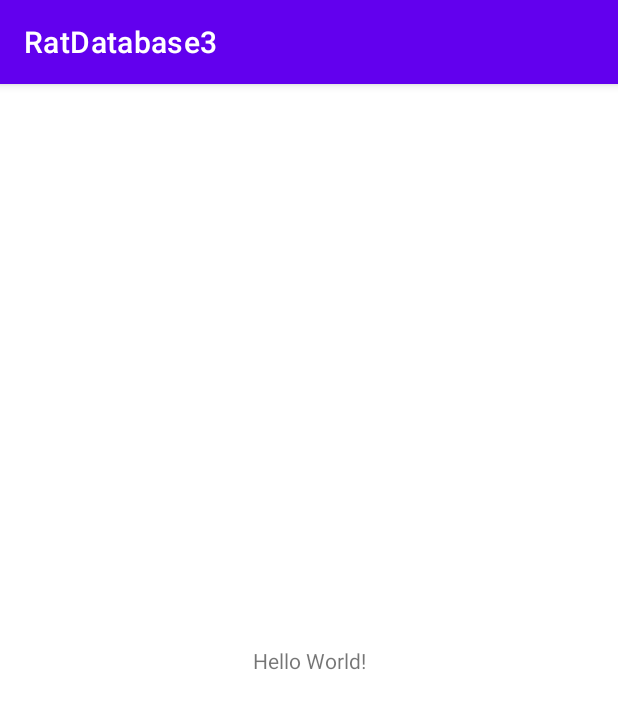
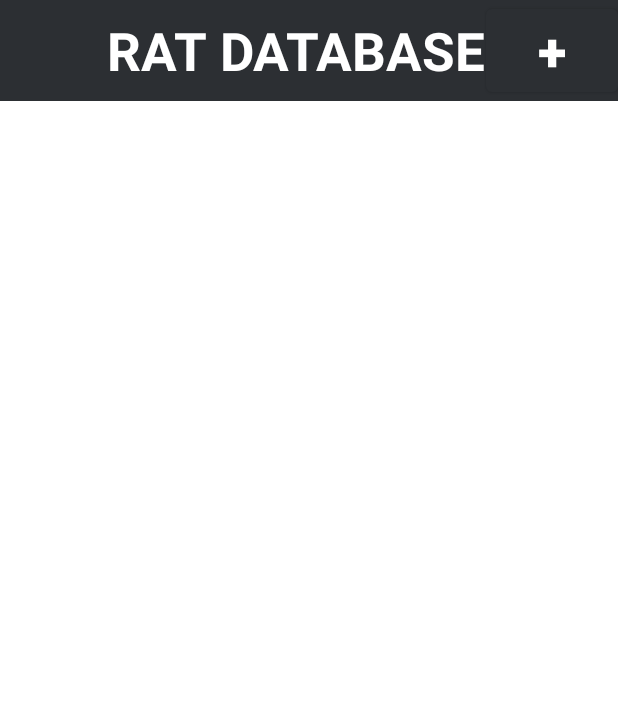
Before and after one commit to KaptainKris92/RatDatabase_3, an Android app: the screen it shows after launch (MainActivity), on a phone screen of 412 x 824 dp. Shown: the top 709 px of the screen. Run offline under Robolectric (Android 15) with nearby library versions, the phone set to English and light mode, and no system bars.

Commit message:
Functioning database with 'date added' row.

```diff
--- a/app/src/main/AndroidManifest.xml
+++ b/app/src/main/AndroidManifest.xml
@@ -9,6 +9,7 @@
         android:roundIcon="@mipmap/ic_launcher_round"
         android:supportsRtl="true"
         android:theme="@style/Theme.RatDatabase3">
+        <activity android:name=".RatDetailActivity"></activity>
         <activity android:name=".MainActivity">
             <intent-filter>
                 <action android:name="android.intent.action.MAIN" />
--- a/app/src/main/java/com/example/ratdatabase3/MainActivity.java
+++ b/app/src/main/java/com/example/ratdatabase3/MainActivity.java
@@ -2,13 +2,64 @@ package com.example.ratdatabase3;
 
 import androidx.appcompat.app.AppCompatActivity;
 
+import android.content.Intent;
+import android.database.sqlite.SQLiteDatabase;
 import android.os.Bundle;
+import android.view.View;
+import android.widget.AdapterView;
+import android.widget.ListView;
 
 public class MainActivity extends AppCompatActivity {
+
+    private ListView ratListView;
 
     @Override
     protected void onCreate(Bundle savedInstanceState) {
         super.onCreate(savedInstanceState);
         setContentView(R.layout.activity_main);
+        initWidgets();
+        loadFromDBToMemory();
+        setRatAdapter();
+        setOnClickListener();
     }
+
+
+    private void initWidgets()
+    {
+        ratListView = findViewById(R.id.ratListView);
+    }
+
+    private void loadFromDBToMemory() {
+        SQLiteManager sqLiteManager = SQLiteManager.instanceOfDatabase(this);
+        sqLiteManager.populateRatListArray();
+    }
+
+    private void setRatAdapter() {
+        RatAdapter ratAdapter = new RatAdapter(getApplicationContext(), Rat.nonDeletedRats());
+        ratListView.setAdapter(ratAdapter);
+    }
+
+    private void setOnClickListener() {
+        ratListView.setOnItemClickListener(new AdapterView.OnItemClickListener() {
+            @Override
+            public void onItemClick(AdapterView<?> adapterView, View view, int position, long l) {
+                Rat selectedRat = (Rat) ratListView.getItemAtPosition(position);
+                Intent editRatIntent = new Intent(getApplicationContext(), RatDetailActivity.class);
+                editRatIntent.putExtra(Rat.RAT_EDIT_EXTRA, selectedRat.getId());
+                startActivity(editRatIntent);
+            }
+        });
+    }
+    public void newRat(View view) {
+        Intent newRatIntent = new Intent(this, RatDetailActivity.class);
+        startActivity(newRatIntent);
+    }
+
+    @Override
+    protected void onResume()
+    {
+        super.onResume();
+        setRatAdapter();
+    }
+
 }
--- /dev/null
+++ b/app/src/main/java/com/example/ratdatabase3/SQLiteManager.java
@@ -0,0 +1,151 @@
+package com.example.ratdatabase3;
+
+import android.annotation.SuppressLint;
+import android.content.ContentValues;
+import android.content.Context;
+import android.database.Cursor;
+import android.database.sqlite.SQLiteDatabase;
+import android.database.sqlite.SQLiteOpenHelper;
+
+import androidx.annotation.Nullable;
+
+import java.util.Date;
+import java.text.DateFormat;
+import java.text.ParseException;
+import java.text.SimpleDateFormat;
+
+public class SQLiteManager extends SQLiteOpenHelper {
+
+    private static SQLiteManager sqLiteManager;
+    private static final String DATABASE_NAME = "RatDB";
+    private static final int DATABASE_VERSION = 3;
+    private static final String TABLE_NAME = "Rat3";
+    private static final String COUNTER = "Counter";
+
+    private static final String ID_FIELD = "id";
+    private static final String SUBJECT_FIELD = "subject";
+    private static final String WEIGHT_FIELD = "weight";
+    private static final String NOTES_FIELD = "notes";
+    private static final String ADDED_FIELD = "added";
+    private static final String DELETED_FIELD = "deleted";
+
+    @SuppressLint("SimpleDateFormat")
+    private static final DateFormat dateFormat = new SimpleDateFormat("MM-dd-yyyy HH:mm:ss");
+
+
+    public SQLiteManager(@Nullable Context context) {
+        super(context, DATABASE_NAME, null, DATABASE_VERSION);
+    }
+
+    public static SQLiteManager instanceOfDatabase(Context context)
+    {
+        if(sqLiteManager == null)
+            sqLiteManager = new SQLiteManager(context);
+
+        return sqLiteManager;
+    }
+
+    public void onCreate(SQLiteDatabase sqLiteDatabase)
+    {
+        StringBuilder sql;
+        sql = new StringBuilder()
+                .append("CREATE TABLE ")
+                .append(TABLE_NAME)
+                .append("(")
+                .append(COUNTER)
+                .append(" INTEGER PRIMARY KEY AUTOINCREMENT, ")
+                .append(ID_FIELD)
+                .append(" INT, ")
+                .append(SUBJECT_FIELD)
+                .append(" TEXT, ")
+                .append(WEIGHT_FIELD)
+                .append(" TEXT, ")
+                .append(NOTES_FIELD)
+                .append(" TEXT, ")
+                .append(ADDED_FIELD)
+                .append(" DATETIME DEFAULT CURRENT_TIMESTAMP, ")
+                .append(DELETED_FIELD)
+                .append(" TEXT)");
+
+        sqLiteDatabase.execSQL(sql.toString());
+    }
+
+    @Override
+    public void onUpgrade(SQLiteDatabase db, int oldVersion, int newVersion) {
+        // Drop older table if existed
+        db.execSQL("DROP TABLE IF EXISTS " + Rat.TABLE_NAME);
+
+        // Create tables again
+        onCreate(db);
+    }
+
+    public void addRatToDatabase (Rat rat)
+    {
+    SQLiteDatabase sqLiteDatabase = this.getWritableDatabase();
+
+        ContentValues contentValues = new ContentValues();
+        contentValues.put(ID_FIELD, rat.getId());
+        contentValues.put(SUBJECT_FIELD, rat.getSubject());
+        contentValues.put(WEIGHT_FIELD, rat.getWeight());
+        contentValues.put(NOTES_FIELD, rat.getNotes());
+        contentValues.put(ADDED_FIELD, rat.getAdded());
+        contentValues.put(DELETED_FIELD, getStringFromDate(rat.getDeleted()));
+
+        sqLiteDatabase.insert(TABLE_NAME, null, contentValues);
+    }
+
+    public void populateRatListArray()
+    {
+        SQLiteDatabase sqLiteDatabase = this.getReadableDatabase();
+
+        try (Cursor result = sqLiteDatabase.rawQuery("SELECT * FROM " + TABLE_NAME, null))
+        {
+            if(result.getCount() != 0)
+            {
+                while (result.moveToNext())
+                {
+                    int id = result.getInt(1);
+                    String subject = result.getString(2);
+                    String weight = result.getString(3);
+                    String notes = result.getString(4);
+                    String added = result.getString(5);
+                    String stringDeleted = result.getString(6);
+                    Date deleted = getDateFromString(stringDeleted);
+                    Rat rat = new Rat(id,subject,weight,notes,added,deleted);
+                    Rat.ratArrayList.add(rat);
+                }
+            }
+        }
+    }
+
+    public void updateRatInDB(Rat rat) {
+        SQLiteDatabase sqLiteDatabase = this.getWritableDatabase();
+        ContentValues contentValues = new ContentValues();
+        contentValues.put(ID_FIELD, rat.getId());
+        contentValues.put(SUBJECT_FIELD, rat.getSubject());
+        contentValues.put(WEIGHT_FIELD, rat.getWeight());
+        contentValues.put(NOTES_FIELD, rat.getNotes());
+        contentValues.put(ADDED_FIELD, rat.getAdded());
+        contentValues.put(DELETED_FIELD, getStringFromDate(rat.getDeleted()));
+
+        sqLiteDatabase.update(TABLE_NAME, contentValues, ID_FIELD + " =? ", new String[]{String.valueOf(rat.getId())});
+    }
+
+
+    private String getStringFromDate(Date date)
+    {
+        if(date == null)
+         return null;
+        return dateFormat.format(date);
+    }
+
+    private java.util.Date getDateFromString(String string) {
+        try {
+            return dateFormat.parse(string);
+        } catch (ParseException | NullPointerException e) {
+            return null;
+        }
+
+    }
+
+}
--- a/app/src/main/res/layout/activity_main.xml
+++ b/app/src/main/res/layout/activity_main.xml
@@ -1,18 +1,53 @@
 <?xml version="1.0" encoding="utf-8"?>
-<androidx.constraintlayout.widget.ConstraintLayout xmlns:android="http://schemas.android.com/apk/res/android"
+<LinearLayout
+    xmlns:android="http://schemas.android.com/apk/res/android"
     xmlns:app="http://schemas.android.com/apk/res-auto"
     xmlns:tools="http://schemas.android.com/tools"
     android:layout_width="match_parent"
     android:layout_height="match_parent"
+    android:orientation="vertical"
     tools:context=".MainActivity">
 
-    <TextView
-        android:layout_width="wrap_content"
+    <androidx.appcompat.widget.Toolbar
+
+        android:layout_width="match_parent"
         android:layout_height="wrap_content"
-        android:text="Hello World!"
-        app:layout_constraintBottom_toBottomOf="parent"
-        app:layout_constraintLeft_toLeftOf="parent"
-        app:layout_constraintRight_toRightOf="parent"
-        app:layout_constraintTop_toTopOf="parent" />
+        android:minHeight="?actionBarSize"
+        android:theme="?actionBarTheme"
+        android:background="@color/darkGray">
 
-</androidx.constraintlayout.widget.ConstraintLayout>
+        <TextView
+            android:layout_height="wrap_content"
+            android:layout_width="wrap_content"
+            android:text="RAT DATABASE"
+            android:textSize="35sp"
+            android:textColor="@color/white"
+            android:textStyle="bold"
+            android:layout_gravity="center"/>
+
+        <Button
+            android:layout_width="wrap_content"
+            android:layout_height="wrap_content"
+            android:text="+"
+            android:textSize="35sp"
+            android:textColor="@color/white"
+            android:textStyle="bold"
+            android:layout_gravity="end"
+            android:onClick="newRat"/>
+
+    </androidx.appcompat.widget.Toolbar>
+
+    <ListView
+        android:id="@+id/ratListView"
+        android:layout_width="match_parent"
+        android:layout_height="match_parent"
+        android:layout_marginTop="3dp"
+        android:dividerHeight="3dp"
+        android:divider="@color/darkGray"/>
+
+
+
+
+
+
+</LinearLayout>
--- a/app/src/main/res/values-night/themes.xml
+++ /dev/null
@@ -1,16 +0,0 @@
-<resources xmlns:tools="http://schemas.android.com/tools">
-    <!-- Base application theme. -->
-    <style name="Theme.RatDatabase3" parent="Theme.MaterialComponents.DayNight.DarkActionBar">
-        <!-- Primary brand color. -->
-        <item name="colorPrimary">@color/purple_200</item>
-        <item name="colorPrimaryVariant">@color/purple_700</item>
-        <item name="colorOnPrimary">@color/black</item>
-        <!-- Secondary brand color. -->
-        <item name="colorSecondary">@color/teal_200</item>
-        <item name="colorSecondaryVariant">@color/teal_200</item>
-        <item name="colorOnSecondary">@color/black</item>
-        <!-- Status bar color. -->
-        <item name="android:statusBarColor" tools:targetApi="l">?attr/colorPrimaryVariant</item>
-        <!-- Customize your theme here. -->
-    </style>
-</resources>
--- a/app/src/main/res/values/colors.xml
+++ b/app/src/main/res/values/colors.xml
@@ -7,4 +7,7 @@
     <color name="teal_700">#FF018786</color>
     <color name="black">#FF000000</color>
     <color name="white">#FFFFFFFF</color>
+    <color name="darkGray">#2C2F33</color>
+    <color name="red">#F00</color>
+
 </resources>
--- a/app/src/main/res/values/themes.xml
+++ b/app/src/main/res/values/themes.xml
@@ -1,14 +1,10 @@
 <resources xmlns:tools="http://schemas.android.com/tools">
     <!-- Base application theme. -->
-    <style name="Theme.RatDatabase3" parent="Theme.MaterialComponents.DayNight.DarkActionBar">
+    <style name="Theme.RatDatabase3" parent="Theme.MaterialComponents.Light.NoActionBar">
         <!-- Primary brand color. -->
-        <item name="colorPrimary">@color/purple_500</item>
-        <item name="colorPrimaryVariant">@color/purple_700</item>
-        <item name="colorOnPrimary">@color/white</item>
-        <!-- Secondary brand color. -->
-        <item name="colorSecondary">@color/teal_200</item>
-        <item name="colorSecondaryVariant">@color/teal_700</item>
-        <item name="colorOnSecondary">@color/black</item>
+        <item name="colorPrimary">@color/darkGray</item>
+        <item name="colorPrimaryVariant">@color/black</item>
+        <item name="colorOnPrimary">@color/darkGray</item>
         <!-- Status bar color. -->
         <item name="android:statusBarColor" tools:targetApi="l">?attr/colorPrimaryVariant</item>
         <!-- Customize your theme here. -->
```
Also changed, not shown: app/src/main/java/com/example/ratdatabase3/Rat.java (added, +112 -0 lines), app/src/main/java/com/example/ratdatabase3/RatAdapter.java (added, +42 -0 lines), app/src/main/java/com/example/ratdatabase3/RatDetailActivity.java (added, +86 -0 lines), app/src/main/res/layout/activity_rat_detail.xml (added, +115 -0 lines), app/src/main/res/layout/rat_cell.xml (added, +53 -0 lines), 2 other files.
